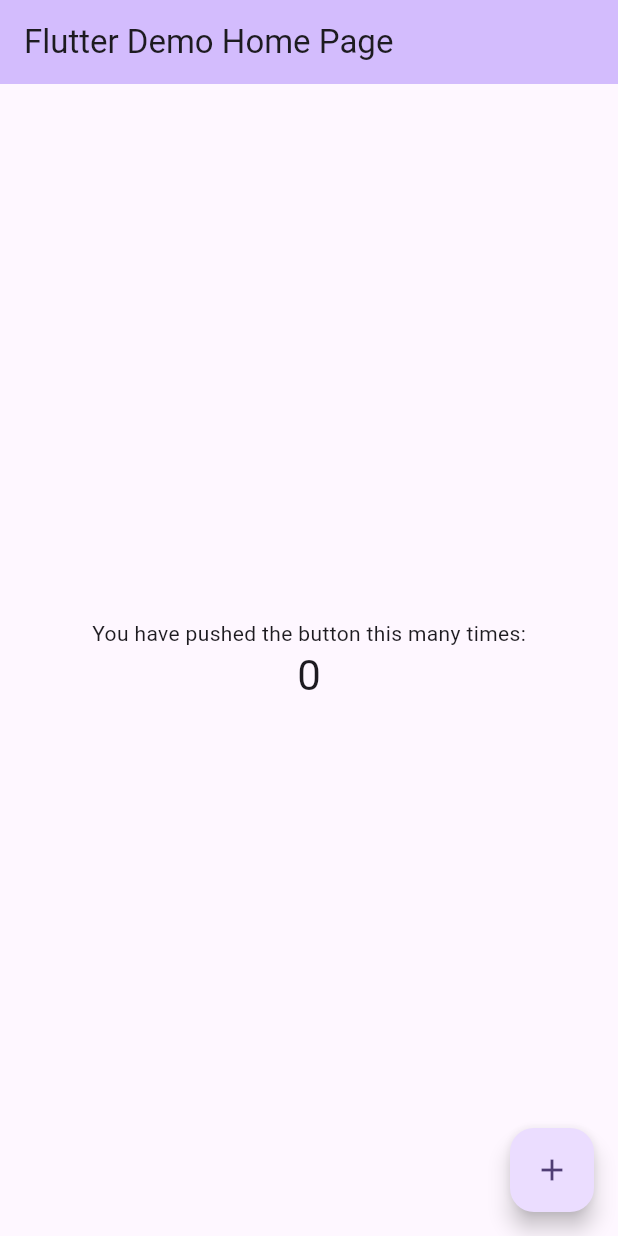
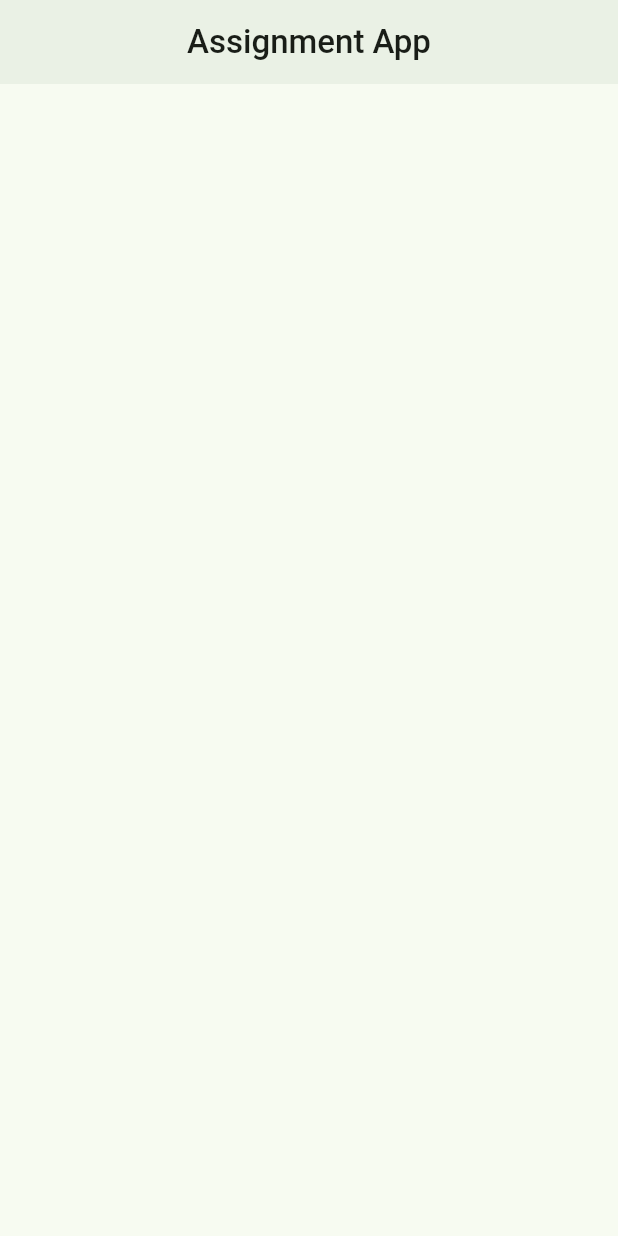
Before and after one commit to Rahul-Sharma-Github/pi807i, a Flutter app: the screen it shows after launch, on a phone screen of 412 x 824 dp. Run offline on Flutter 3.47's test engine with Material 3 defaults, Android fonts, the phone set to English and light mode, and no system bars.

Commit message:
Created Folder Structure for our App  || Removed unnecessary code and added HomePage Widget to home property of MaterialApp | Created HomePage and added AppBar widget inside HomePage |

```diff
--- /dev/null
+++ b/lib/app/features/home_page/view/home_page.dart
@@ -0,0 +1,22 @@
+import 'package:flutter/material.dart';
+
+class HomePage extends StatelessWidget {
+  const HomePage({super.key});
+
+  @override
+  Widget build(BuildContext context) {
+    return Scaffold(
+      // App Bar
+      appBar: AppBar(
+        title: Text(
+          'Assignment App',
+          style: TextStyle(
+            fontWeight: FontWeight.w500,
+          ),
+        ),
+        centerTitle: true,
+        elevation: 2,
+      ),
+    );
+  }
+}
--- a/lib/main.dart
+++ b/lib/main.dart
@@ -1,4 +1,6 @@
 import 'package:flutter/material.dart';
+
+import 'app/features/home_page/view/home_page.dart';
 
 void main() {
   runApp(const MyApp());
@@ -12,58 +14,10 @@ class MyApp extends StatelessWidget {
     return MaterialApp(
       title: 'Flutter Demo',
       theme: ThemeData(
-        colorScheme: ColorScheme.fromSeed(seedColor: Colors.deepPurple),
+        colorScheme: ColorScheme.fromSeed(seedColor: Colors.green),
         useMaterial3: true,
       ),
-      home: const MyHomePage(title: 'Flutter Demo Home Page'),
+      home: HomePage(),
     );
   }
 }
-
-class MyHomePage extends StatefulWidget {
-  const MyHomePage({super.key, required this.title});
-
-  final String title;
-
-  @override
-  State<MyHomePage> createState() => _MyHomePageState();
-}
-
-class _MyHomePageState extends State<MyHomePage> {
-  int _counter = 0;
-
-  void _incrementCounter() {
-    setState(() {
-      _counter++;
-    });
-  }
-
-  @override
-  Widget build(BuildContext context) {
-    return Scaffold(
-      appBar: AppBar(
-        backgroundColor: Theme.of(context).colorScheme.inversePrimary,
-        title: Text(widget.title),
-      ),
-      body: Center(
-        child: Column(
-          mainAxisAlignment: MainAxisAlignment.center,
-          children: <Widget>[
-            const Text(
-              'You have pushed the button this many times:',
-            ),
-            Text(
-              '$_counter',
-              style: Theme.of(context).textTheme.headlineMedium,
-            ),
-          ],
-        ),
-      ),
-      floatingActionButton: FloatingActionButton(
-        onPressed: _incrementCounter,
-        tooltip: 'Increment',
-        child: const Icon(Icons.add),
-      ),
-    );
-  }
-}
```
